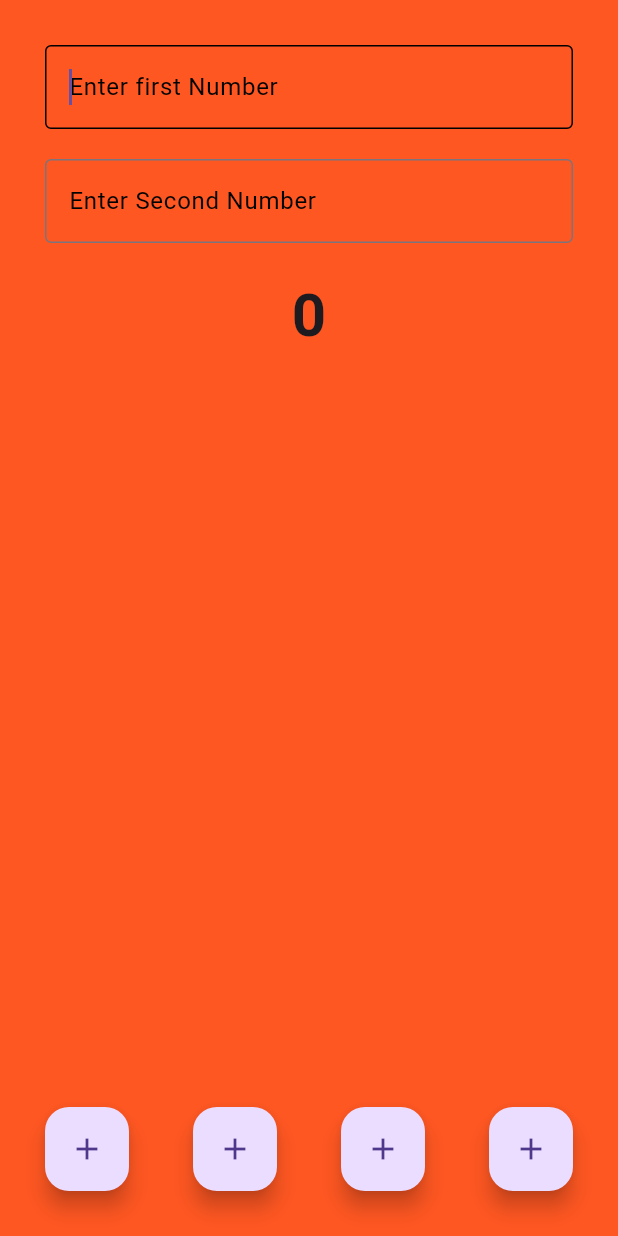
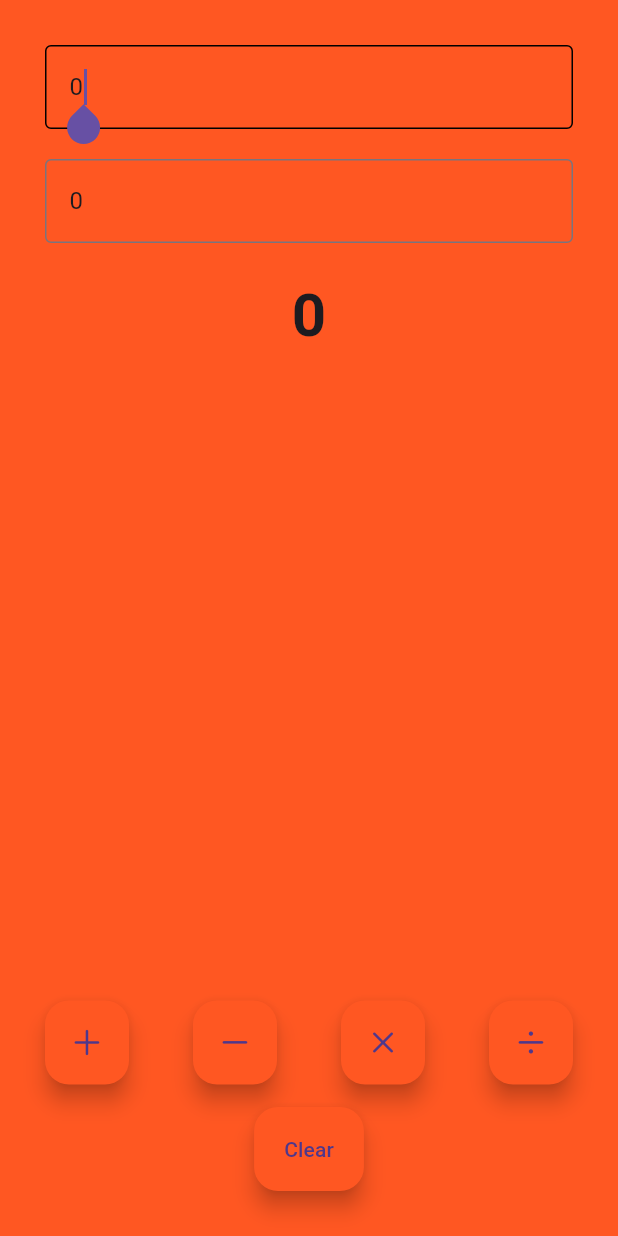
Before and after one commit to K-hashmi9065/calculator-with-flutter, a Flutter app: the screen it shows after launch, on a phone screen of 412 x 824 dp. Run offline on Flutter 3.47's test engine with Material 3 defaults, Android fonts, the phone set to English and light mode, and no system bars.

Commit message:
new changes

```diff
--- a/lib/views/calculator_view.dart
+++ b/lib/views/calculator_view.dart
@@ -1,7 +1,27 @@
+import 'package:flutter/cupertino.dart';
 import 'package:flutter/material.dart';
 
-class CalculatorView extends StatelessWidget {
+class CalculatorView extends StatefulWidget {
   const CalculatorView({super.key});
+
+  @override
+  State<CalculatorView> createState() => _CalculatorViewState();
+}
+
+class _CalculatorViewState extends State<CalculatorView> {
+  int x = 0;
+  int y = 0;
+  num z = 0;
+
+  final displayOneController = TextEditingController();
+  final displayTwoController = TextEditingController();
+
+  @override
+  void initState() {
+    displayOneController.text = x.toString();
+    displayTwoController.text = y.toString();
+    super.initState();
+  }
 
   @override
   Widget build(BuildContext context) {
@@ -9,37 +29,94 @@ class CalculatorView extends StatelessWidget {
       padding: const EdgeInsets.all(30.0),
       child: Column(
         children: [
-          const DisplayOne(hint: "Enter first Number"),
-          const SizedBox(height: 20,),
-            const DisplayOne(hint: "Enter Second Number"),
-            const SizedBox(height: 20,),
-            const Text('0', style: TextStyle(fontSize: 40,fontWeight: FontWeight.bold)),
+          CalculatorDisplay(
+              hint: "Enter first Number", controller: displayOneController),
+          const SizedBox(
+            height: 20,
+          ),
+          CalculatorDisplay(
+              hint: "Enter Second Number", controller: displayTwoController),
+          const SizedBox(
+            height: 20,
+          ),
+          Text(z.toString(),
+              style:
+                  const TextStyle(fontSize: 40, fontWeight: FontWeight.bold)),
           const Spacer(),
           Row(
             mainAxisAlignment: MainAxisAlignment.spaceBetween,
             children: [
-                FloatingActionButton(onPressed: () {},child: const Icon(Icons.add),),
-                 FloatingActionButton(onPressed: () {},child: const Icon(Icons.add),),
-                  FloatingActionButton(onPressed: () {},child: const Icon(Icons.add),),
-                   FloatingActionButton(onPressed: () {},child: const Icon(Icons.add),),
+              FloatingActionButton(
+                onPressed: () {
+                 setState(() {
+                    z = num.tryParse(displayOneController.text)! + num.tryParse(displayTwoController.text)!;
+                 });
+
+                },
+                backgroundColor: Colors.deepOrange,
+                child: const Icon(CupertinoIcons.add),
+              ),
+              FloatingActionButton(
+                onPressed: () {
+                    setState(() {
+                    z = num.tryParse(displayOneController.text)! - num.tryParse(displayTwoController.text)!;
+                 });
+                },
+                backgroundColor: Colors.deepOrange,
+                child: const Icon(CupertinoIcons.minus),
+              ),
+              FloatingActionButton(
+                onPressed: () {
+                   setState(() {
+                    z = num.tryParse(displayOneController.text)! * num.tryParse(displayTwoController.text)!;
+                 });
+                },
+                backgroundColor: Colors.deepOrange,
+                child: const Icon(CupertinoIcons.multiply),
+              ),
+              FloatingActionButton(
+                onPressed: () {
+                     setState(() {
+                    z = num.tryParse(displayOneController.text)! / num.tryParse(displayTwoController.text)!;
+                 });
+                },
+                backgroundColor: Colors.deepOrange,
+                child: const Icon(CupertinoIcons.divide),
+              ),
             ],
-            )
+
+          ),
+          const SizedBox(height: 15,),
+            FloatingActionButton.extended(
+                onPressed: () {
+                    x = 0;
+                    y = 0;
+                    z = 0;
+                    displayOneController.clear();
+                    displayTwoController.clear();
+                },
+                backgroundColor: Colors.deepOrange,
+                label: const Text('Clear'),
+              ),
         ],
       ),
     );
   }
 }
 
-class DisplayOne extends StatelessWidget {
-  const DisplayOne({
+class CalculatorDisplay extends StatelessWidget {
+  const CalculatorDisplay({
     super.key,
     this.hint = "Enter a Number",
+    required this.controller,
   });
   final String? hint;
+  final TextEditingController controller;
 
   @override
   Widget build(BuildContext context) {
     return TextField(
+      controller: controller,
       keyboardType: TextInputType.number,
       autofocus: true,
       decoration: InputDecoration(
@@ -47,22 +124,17 @@ class DisplayOne extends StatelessWidget {
             borderSide: BorderSide(
               color: Colors.black,
               width: 4.0,
-
             ),
-
           ),
           focusedBorder: const OutlineInputBorder(
             borderSide: BorderSide(
               color: Colors.black,
             ),
-
           ),
           hintText: hint,
           hintStyle: const TextStyle(
             color: Colors.black,
-        )
-      ),
-
+          )),
     );
   }
 }
```
Lines whose indentation alone changed are shown as unchanged.
